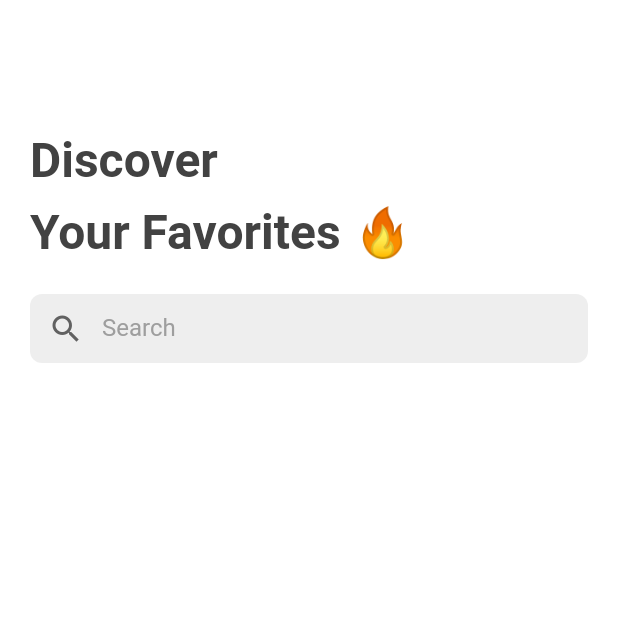
After one commit to Cambrio-app/Cambrio, a Flutter app: the SearchingPage screen opened directly, on a phone screen of 412 x 824 dp, the top half of it. The commit adds this screen. Run offline on Flutter 3.47's test engine with Material 2 defaults, Android fonts, the light colour scheme and no system bars; our stand-ins replace animate_do, cloud_firestore, firebase_auth, firebase_core, flutter_login, font_awesome_flutter and 2 more; missing offline and left inert: adaptive_navigation, firestore_search, html_editor_enhanced; accounts and stored records are empty; statements that could not run were skipped; project files that could hold a hidden picture were left out.

Commit message:
search page ui

```diff
--- a/lib/main.dart
+++ b/lib/main.dart
@@ -74,6 +74,7 @@ final ColorScheme colorScheme = ColorScheme.fromSwatch(
 void main() {
   WidgetsFlutterBinding.ensureInitialized();
   runApp(MaterialApp(
+    debugShowCheckedModeBanner: false,
       home:App(),
       theme: ThemeData(
 
--- a/lib/pages/responsive_main_page.dart
+++ b/lib/pages/responsive_main_page.dart
@@ -1,4 +1,5 @@
 import 'package:adaptive_navigation/adaptive_navigation.dart';
+import 'package:cambrio/pages/searchPage.dart';
 import 'package:cambrio/pages/search_page.dart';
 import 'package:cambrio/widgets/book_grid_view.dart';
 import 'package:cambrio/pages/edit_chapter.dart';
@@ -35,7 +36,7 @@ class _ResponsivePageState extends State<ResponsivePage> {
         return const MyTabbedPage();
         break;
       case 1:
-        return const SearchPage();
+        return const SearchingPage();
       case 2:
         return const PersonalProfilePage();
       default:
--- /dev/null
+++ b/lib/pages/searchPage.dart
@@ -0,0 +1,64 @@
+import 'package:flutter/material.dart';
+import 'package:animate_do/animate_do.dart';
+
+class SearchingPage extends StatefulWidget {
+  const SearchingPage({ Key? key }) : super(key: key);
+
+  @override
+  State<SearchingPage> createState() => _SearchingPageState();
+}
+
+class _SearchingPageState extends State<SearchingPage> {
+  @override
+  Widget build(BuildContext context) {
+    return Scaffold(
+      body: NestedScrollView(
+        headerSliverBuilder: (context, value) {
+          return [
+            SliverToBoxAdapter(
+              child: Padding(
+                padding: EdgeInsets.all(20.0),
+                child: Column(
+                  children: [
+                    SizedBox(height: 60,),
+                    FadeInDown(
+                      child: Row(
+                        children: [
+                          Text("Discover \nYour Favorites 🔥", style: TextStyle(fontSize: 32, fontWeight: FontWeight.w600, color: Colors.grey.shade800, height: 1.5),)
+                        ],
+                      ),
+                    ),
+                    SizedBox(height: 20,),
+                    FadeInDown(
+                      delay: Duration(milliseconds: 400),
+                      duration: Duration(milliseconds: 800),
+                      child: Container(
+                        height: 46,
+                        decoration: BoxDecoration(
+                          color: Colors.grey.shade200,
+                          borderRadius: BorderRadius.circular(8)
+                        ),
+                        child: TextField(
+                          cursorColor: Colors.black,
+                          decoration: InputDecoration(
+                            prefixIcon: Icon(Icons.search, color: Colors.grey.shade700,),
+                            border: InputBorder.none,
+                            hintText: "Search",
+                            hintStyle: TextStyle(color: Colors.grey.shade500)
+                          ),
+                        ),
+                      ),
+                    )
+                  ],
+                ),
+              ),
+            )
+          ];
+        }, body: Padding(
+          padding: const EdgeInsets.all(8.0),
+          child: Text(""),
+        ),
+      ),
+    );
+  }
+}
--- a/pubspec.yaml
+++ b/pubspec.yaml
@@ -49,13 +49,14 @@ dependencies:
   share_plus: ^3.0.4
   xml: ^5.3.1
   archive: ^3.1.9
-  iridium_reader_widget:
-    path: iridium/reader_widget
+  # iridium_reader_widget:
+  #   path: iridium/reader_widget
 #  flutter_summernote: ^1.0.0
   flutter_login: ^3.1.0
   firebase_auth: ^3.3.6
   epubx: ^3.0.0
   firestore_search: ^0.1.7
+  animate_do: ^2.1.0
 
   # for the book details page
 #  flutter_html: ^2.2.1
```
Also changed, not shown: lib/pages/book_details_page.dart (+5 -5 lines), lib/services/make_epub.dart (+223 -223 lines), 1 other file.
